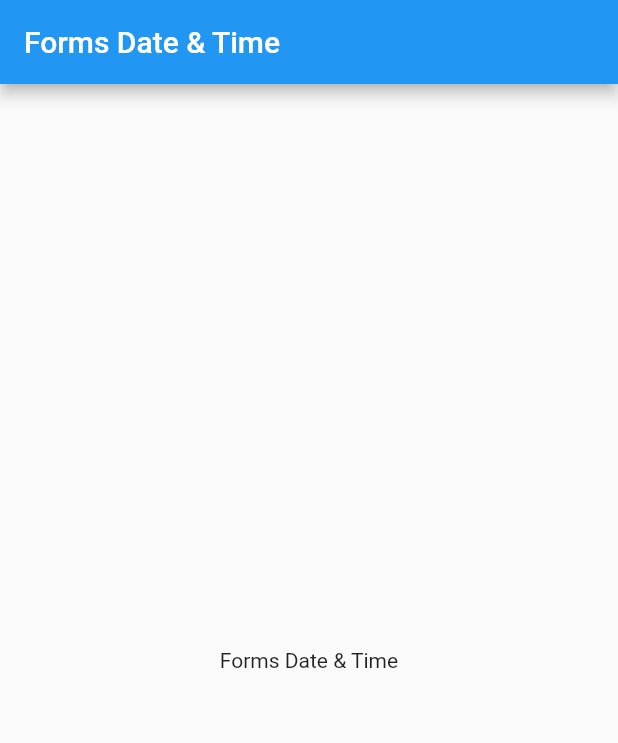
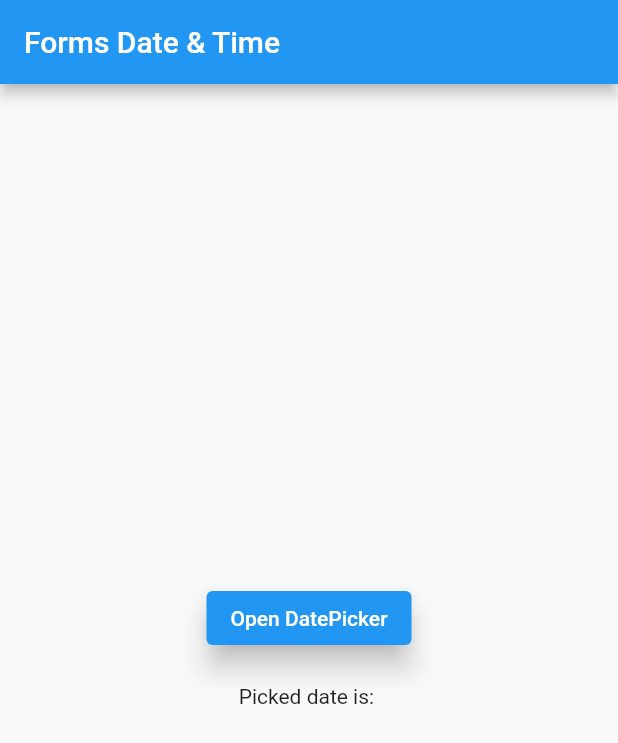
Before and after one commit to houcem-h/dsi3_forms_date_time, a Flutter app: the screen it shows after launch, on a phone screen of 412 x 824 dp. Shown: the top 743 px of the screen. Run offline on Flutter 3.47's test engine with Material 2 defaults, Android fonts, the phone set to English and light mode, and no system bars.

Commit message:
define screen content

```diff
--- a/lib/main.dart
+++ b/lib/main.dart
@@ -41,9 +41,17 @@ class _MyHomePageState extends State<MyHomePage> {
         child: Column(
           mainAxisAlignment: MainAxisAlignment.center,
           children: <Widget>[
-            const Text(
-              'Forms Date & Time',
+            ElevatedButton(
+                child: const Text("Open DatePicker", style: TextStyle(color: Colors.white),),
+                style: ButtonStyle(
+                  backgroundColor: MaterialStateProperty.all(Colors.blue),
+                  elevation: MaterialStateProperty.all(8)
+                ),
+                onPressed: null,
             ),
+            const Padding(padding: EdgeInsets.only(bottom: 20)),
+            const Text("Picked date is: "),
+            const Padding(padding: EdgeInsets.only(bottom: 20)),
           ],
         ),
       ),
```
